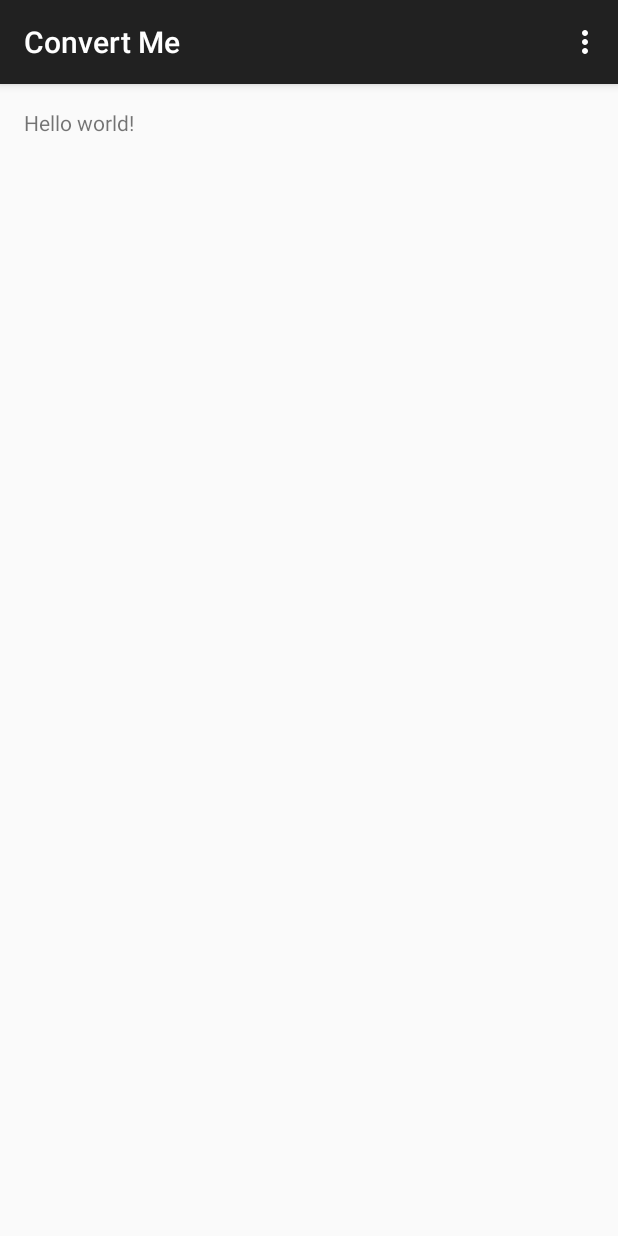
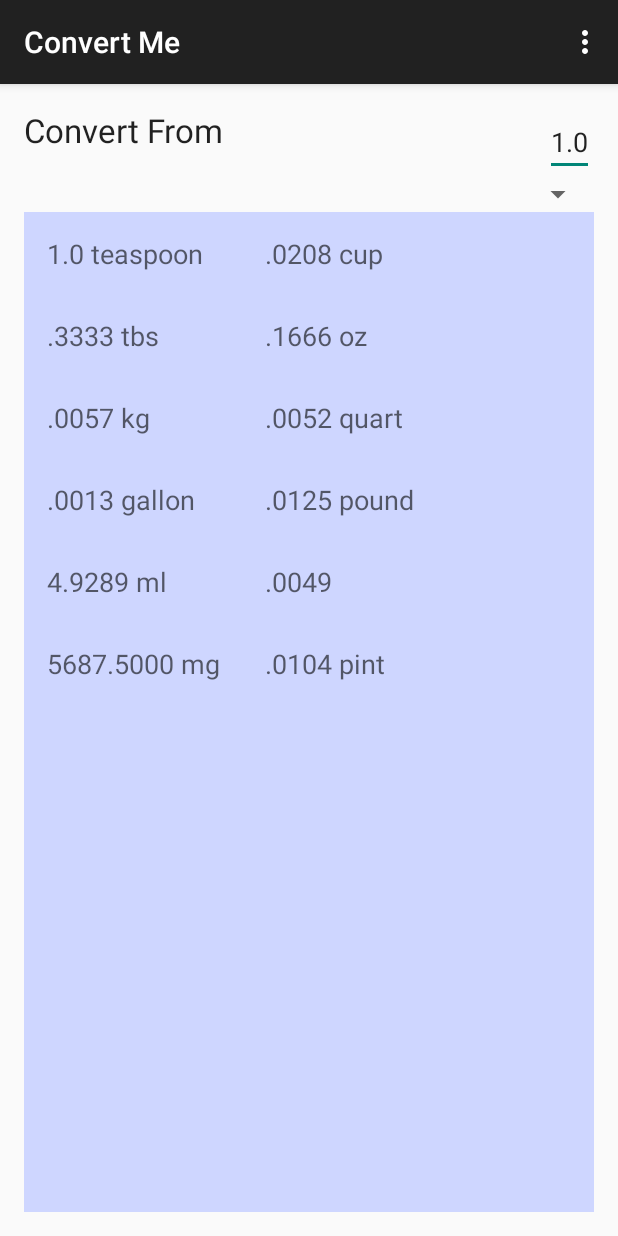
Before and after one commit to z-a-f/ConvertMeAndroid, an Android app: the screen it shows after launch (MainActivity), on a phone screen of 412 x 824 dp. Run offline under Robolectric (Android 15) with nearby library versions, the phone set to English and light mode, and no system bars.

Commit message:
Added basic conversion rates

```diff
--- a/app/build.gradle
+++ b/app/build.gradle
@@ -2,11 +2,11 @@ apply plugin: 'com.android.application'
 
 android {
 	compileSdkVersion 22
-	buildToolsVersion "19.1.0"
+	buildToolsVersion "22.0.1"
 
 	defaultConfig {
 		applicationId "cc.zafar.convertme"
-		minSdkVersion 10
+		minSdkVersion 15
 		targetSdkVersion 22
 		versionCode 1
 		versionName "1.0"
--- a/app/src/main/res/layout/activity_main.xml
+++ b/app/src/main/res/layout/activity_main.xml
@@ -9,8 +9,138 @@
                 tools:context=".MainActivity">
 
 	<TextView
-		android:text="@string/hello_world"
+		android:text="@string/convert_from_text"
 		android:layout_width="wrap_content"
-		android:layout_height="wrap_content"/>
+		android:layout_height="wrap_content"
+		android:textAppearance="?android:attr/textAppearanceLarge"
+		android:layout_marginRight="20dp"
+		android:id="@+id/textView"/>
+
+	<EditText
+		android:layout_width="wrap_content"
+		android:layout_height="wrap_content"
+		android:inputType="numberDecimal"
+		android:id="@+id/amount_text_view"
+		android:layout_alignParentTop="true"
+		android:layout_alignParentRight="true"
+		android:layout_alignParentEnd="true"
+		android:text="1.0"/>
+
+	<Spinner
+		android:layout_width="match_parent"
+		android:layout_height="wrap_content"
+		android:id="@+id/unit_types_spinner"
+		android:layout_below="@+id/amount_text_view"
+		android:layout_alignParentLeft="true"
+		android:layout_alignParentStart="true"/>
+
+	<GridLayout
+		android:layout_width="fill_parent"
+		android:layout_height="fill_parent"
+		android:layout_below="@+id/unit_types_spinner"
+		android:layout_alignParentLeft="true"
+		android:layout_alignParentStart="true"
+		android:padding="15dp"
+		android:columnCount="2"
+		android:rowCount="6"
+		android:orientation="horizontal"
+		android:background="#ffced6ff">
+
+		<TextView
+			android:id="@+id/tsp_text_view"
+		    android:text="@string/tsp_text_view"
+		    android:textAppearance="?android:textAppearanceMedium"
+		    android:layout_width="wrap_content"
+		    android:layout_height="wrap_content"
+		    android:layout_gravity="start|top"
+		    android:layout_marginRight="30dp"
+		    android:layout_marginEnd="30dp"
+		    android:layout_marginBottom="30dp"/>
+		<TextView
+			android:id="@+id/cup_text_view"
+			android:text="@string/cup_text_view"
+			android:textAppearance="?android:textAppearanceMedium"
+			android:layout_gravity="start|top"/>
+
+		<TextView
+			android:id="@+id/tbs_text_view"
+			android:text="@string/tbs_text_view"
+			android:textAppearance="?android:textAppearanceMedium"
+			android:layout_width="wrap_content"
+			android:layout_height="wrap_content"
+			android:layout_gravity="start|top"
+			android:layout_marginRight="30dp"
+			android:layout_marginEnd="30dp"
+			android:layout_marginBottom="30dp"/>
+		<TextView
+			android:id="@+id/oz_text_view"
+			android:text="@string/oz_text_view"
+			android:textAppearance="?android:textAppearanceMedium"
+			android:layout_gravity="start|top"/>
+
+		<TextView
+			android:id="@+id/kg_text_view"
+			android:text="@string/kg_text_view"
+			android:textAppearance="?android:textAppearanceMedium"
+			android:layout_width="wrap_content"
+			android:layout_height="wrap_content"
+			android:layout_gravity="start|top"
+			android:layout_marginRight="30dp"
+			android:layout_marginEnd="30dp"
+			android:layout_marginBottom="30dp"/>
+		<TextView
+			android:id="@+id/quart_text_view"
+			android:text="@string/quart_text_view"
+			android:textAppearance="?android:textAppearanceMedium"
+			android:layout_gravity="start|top"/>
+
+		<TextView
+			android:id="@+id/gallon_text_view"
+			android:text="@string/gallon_text_view"
+			android:textAppearance="?android:textAppearanceMedium"
+			android:layout_width="wrap_content"
+			android:layout_height="wrap_content"
+			android:layout_gravity="start|top"
+			android:layout_marginRight="30dp"
+			android:layout_marginEnd="30dp"
+			android:layout_marginBottom="30dp"/>
+		<TextView
+			android:id="@+id/pound_text_view"
+			android:text="@string/pound_text_view"
+			android:textAppearance="?android:textAppearanceMedium"
+			android:layout_gravity="start|top"/>
+
+		<TextView
+			android:id="@+id/ml_text_view"
+			android:text="@string/ml_text_view"
+			android:textAppearance="?android:textAppearanceMedium"
+			android:layout_width="wrap_content"
+			android:layout_height="wrap_content"
+			android:layout_gravity="start|top"
+			android:layout_marginRight="30dp"
+			android:layout_marginEnd="30dp"
+			android:layout_marginBottom="30dp"/>
+		<TextView
+			android:id="@+id/liter_text_view"
+			android:text="@string/liter_text_view"
+			android:textAppearance="?android:textAppearanceMedium"
+			android:layout_gravity="start|top"/>
+
+		<TextView
+			android:id="@+id/mg_text_view"
+			android:text="@string/mg_text_view"
+			android:textAppearance="?android:textAppearanceMedium"
+			android:layout_width="wrap_content"
+			android:layout_height="wrap_content"
+			android:layout_gravity="start|top"
+			android:layout_marginRight="30dp"
+			android:layout_marginEnd="30dp"
+			android:layout_marginBottom="30dp"/>
+		<TextView
+			android:id="@+id/pint_text_view"
+			android:text="@string/pint_text_view"
+			android:textAppearance="?android:textAppearanceMedium"
+			android:layout_gravity="start|top"/>
+	</GridLayout>
 
 </RelativeLayout>
--- a/app/src/main/res/values/strings.xml
+++ b/app/src/main/res/values/strings.xml
@@ -3,4 +3,17 @@
 
 	<string name="hello_world">Hello world!</string>
 	<string name="action_settings">Settings</string>
+	<string name="convert_from_text">Convert From</string>
+	<string name="tsp_text_view">1.0 teaspoon</string>
+	<string name="cup_text_view">.0208 cup</string>
+	<string name="tbs_text_view">.3333 tbs</string>
+	<string name="oz_text_view">.1666 oz</string>
+	<string name="kg_text_view">.0057 kg</string>
+	<string name="quart_text_view">.0052 quart</string>
+	<string name="gallon_text_view">.0013 gallon</string>
+	<string name="pound_text_view">.0125 pound</string>
+	<string name="ml_text_view">4.9289 ml</string>
+	<string name="liter_text_view">.0049</string>
+	<string name="mg_text_view">5687.5000 mg</string>
+	<string name="pint_text_view">.0104 pint</string>
 </resources>
```
